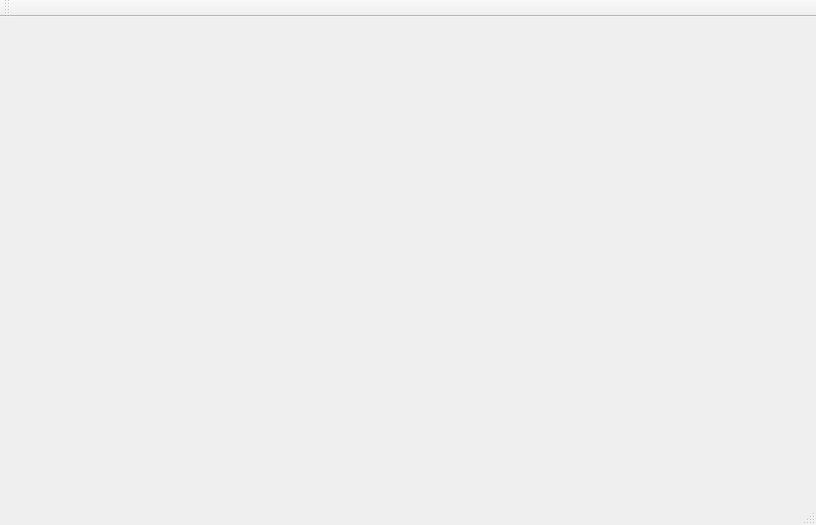
Before: the Qt Designer form mainwindow.ui in xukangmin/OpenSerialDAQ, drawn with Qt 5.
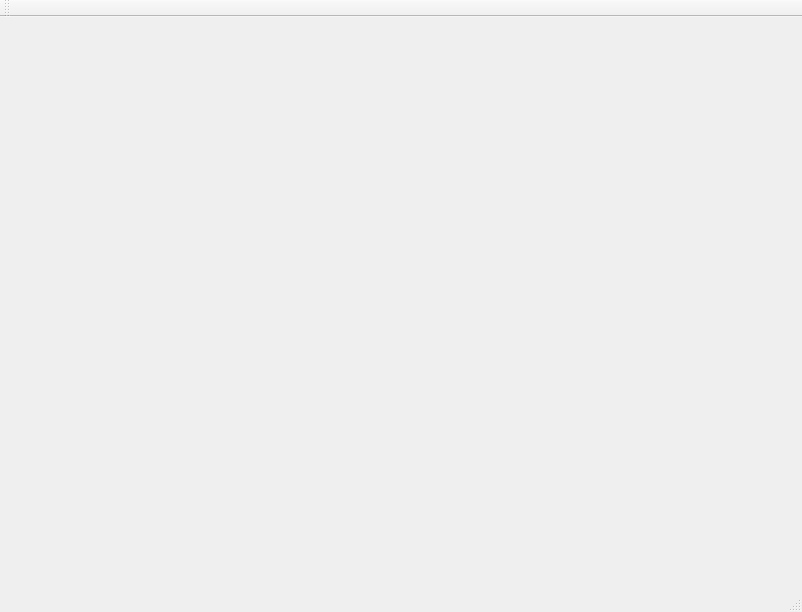
After: the same form once the commit is applied. Icons and pictures are not drawn.

```diff
--- a/mainwindow.ui
+++ b/mainwindow.ui
@@ -6,10 +6,16 @@
    <rect>
     <x>0</x>
     <y>0</y>
-    <width>816</width>
-    <height>525</height>
+    <width>802</width>
+    <height>612</height>
    </rect>
   </property>
+  <property name="sizePolicy">
+   <sizepolicy hsizetype="Expanding" vsizetype="Expanding">
+    <horstretch>0</horstretch>
+    <verstretch>0</verstretch>
+   </sizepolicy>
+  </property>
   <property name="windowTitle">
    <string>MainWindow</string>
   </property>
@@ -61,7 +67,11 @@
     </rect>
    </property>
   </widget>
-  <widget class="QStatusBar" name="statusbar"/>
+  <widget class="QStatusBar" name="statusbar">
+   <property name="sizeGripEnabled">
+    <bool>true</bool>
+   </property>
+  </widget>
   <widget class="QToolBar" name="toolBar">
    <property name="windowTitle">
     <string>toolBar</string>
```
Left out of the diff: 52 changed lines with no effect on the pictures.
